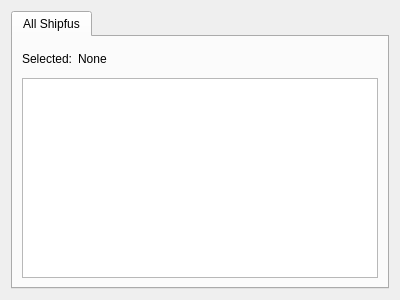
First picture: the form in azuriris/ui/ui/module_comparison.ui, repository Sugihiru/Azur-Iris, before the edit.
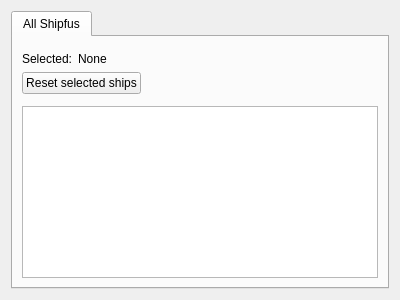
Second picture: the form after the edit.

Commit message: Reset selected ships

Diff of the .ui file:
```diff
--- a/azuriris/ui/ui/module_comparison.ui
+++ b/azuriris/ui/ui/module_comparison.ui
@@ -70,12 +70,25 @@
          </item>
         </layout>
        </item>
-       <item row="3" column="0" colspan="2">
-        <widget class="QWidget" name="widget_2" native="true"/>
-       </item>
        <item row="0" column="0" colspan="2">
         <widget class="QWidget" name="widget" native="true"/>
        </item>
+       <item row="5" column="0">
+        <widget class="QPushButton" name="resetSelectedShipsPushButton">
+         <property name="sizePolicy">
+          <sizepolicy hsizetype="Fixed" vsizetype="Fixed">
+           <horstretch>0</horstretch>
+           <verstretch>0</verstretch>
+          </sizepolicy>
+         </property>
+         <property name="text">
+          <string>Reset selected ships</string>
+         </property>
+        </widget>
+       </item>
+       <item row="6" column="0">
+        <widget class="QWidget" name="widget_2" native="true"/>
+       </item>
       </layout>
      </widget>
     </widget>
```
The commit also changes 2 other files.
